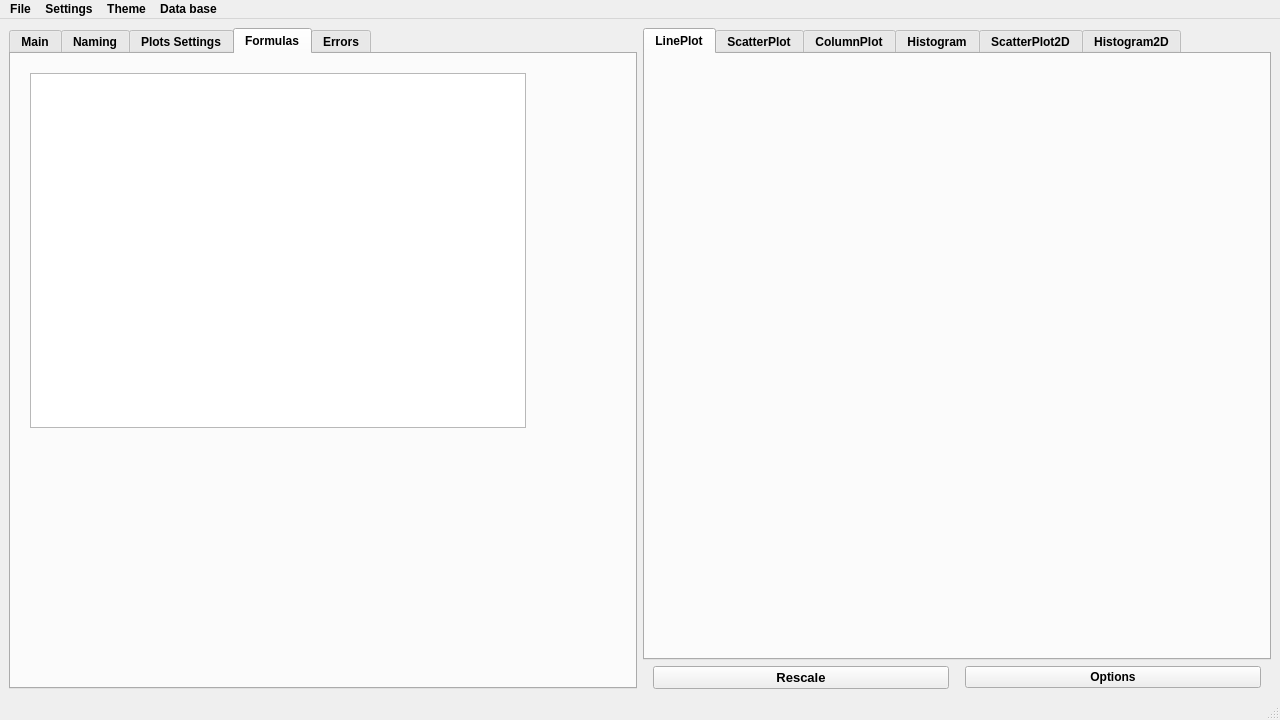
Old version of the form main/mainwindow.ui in the repository Kirikus/2024_Experiments.
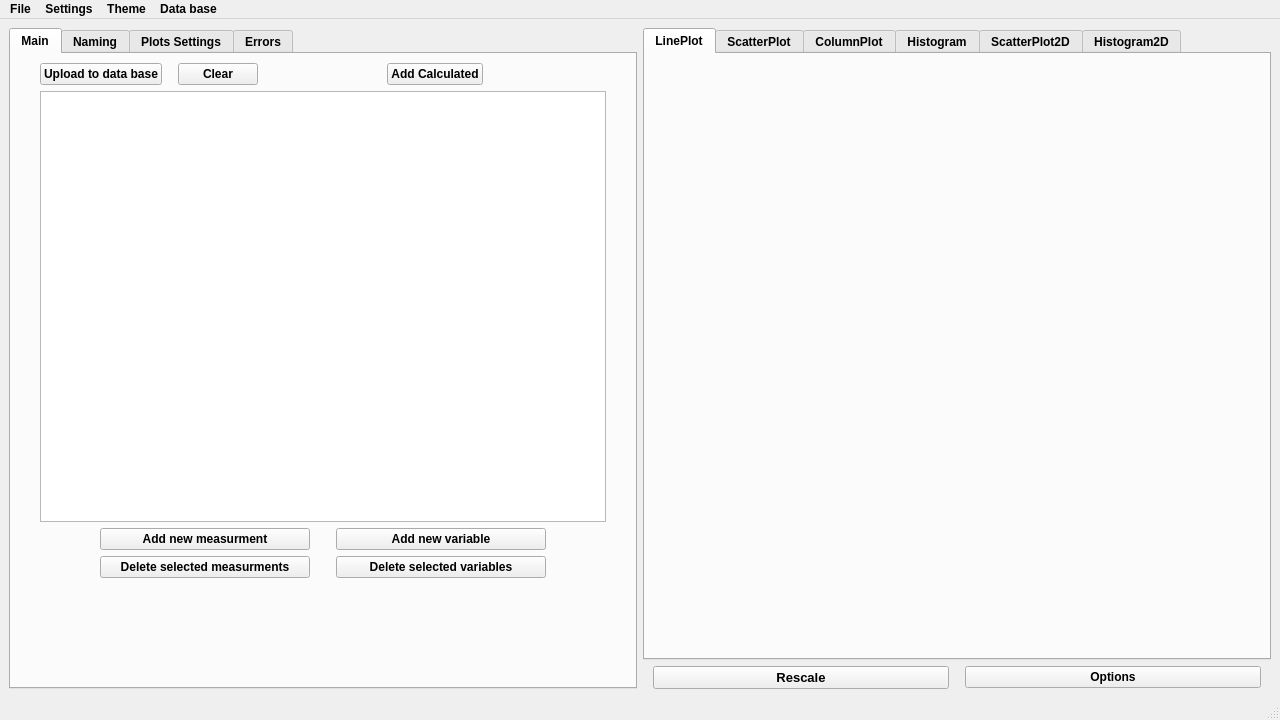
New version of the form. The open tabs and pages were chosen to show the change. Custom widgets are drawn as their Qt base class.

Commit message: created calculated dialog

```diff
--- a/main/mainwindow.ui
+++ b/main/mainwindow.ui
@@ -124,7 +124,27 @@
             <item>
              <spacer name="horizontalSpacer_6">
               <property name="orientation">
-               <enum>Qt::Horizontal</enum>
+               <enum>Qt::Orientation::Horizontal</enum>
+              </property>
+              <property name="sizeHint" stdset="0">
+               <size>
+                <width>40</width>
+                <height>20</height>
+               </size>
+              </property>
+             </spacer>
+            </item>
+            <item>
+             <widget class="QPushButton" name="addCalculatedPushButton">
+              <property name="text">
+               <string>Add Calculated</string>
+              </property>
+             </widget>
+            </item>
+            <item>
+             <spacer name="horizontalSpacer_4">
+              <property name="orientation">
+               <enum>Qt::Orientation::Horizontal</enum>
               </property>
               <property name="sizeHint" stdset="0">
                <size>
@@ -382,81 +402,7 @@
            <enum>Qt::Vertical</enum>
           </property>
           <property name="sizeType">
-           <enum>QSizePolicy::Maximum</enum>
-          </property>
-          <property name="sizeHint" stdset="0">
-           <size>
-            <width>20</width>
-            <height>250</height>
-           </size>
-          </property>
-         </spacer>
-        </item>
-       </layout>
-      </widget>
-      <widget class="QWidget" name="FormulasTab">
-       <attribute name="title">
-        <string>Formulas</string>
-       </attribute>
-       <layout class="QGridLayout" name="gridLayout_5">
-        <item row="1" column="0">
-         <spacer name="horizontalSpacer_13">
-          <property name="orientation">
-           <enum>Qt::Horizontal</enum>
-          </property>
-          <property name="sizeType">
-           <enum>QSizePolicy::Fixed</enum>
-          </property>
-          <property name="sizeHint" stdset="0">
-           <size>
-            <width>10</width>
-            <height>10</height>
-           </size>
-          </property>
-         </spacer>
-        </item>
-        <item row="0" column="1">
-         <spacer name="verticalSpacer_6">
-          <property name="orientation">
-           <enum>Qt::Vertical</enum>
-          </property>
-          <property name="sizeType">
-           <enum>QSizePolicy::Fixed</enum>
-          </property>
-          <property name="sizeHint" stdset="0">
-           <size>
-            <width>10</width>
-            <height>10</height>
-           </size>
-          </property>
-         </spacer>
-        </item>
-        <item row="1" column="2">
-         <spacer name="horizontalSpacer_14">
-          <property name="orientation">
-           <enum>Qt::Horizontal</enum>
-          </property>
-          <property name="sizeType">
-           <enum>QSizePolicy::Maximum</enum>
-          </property>
-          <property name="sizeHint" stdset="0">
-           <size>
-            <width>100</width>
-            <height>20</height>
-           </size>
-          </property>
-         </spacer>
-        </item>
-        <item row="1" column="1">
-         <widget class="QTableView" name="tableViewFormulas"/>
-        </item>
-        <item row="2" column="1">
-         <spacer name="verticalSpacer_7">
-          <property name="orientation">
-           <enum>Qt::Vertical</enum>
-          </property>
-          <property name="sizeType">
-           <enum>QSizePolicy::Maximum</enum>
+           <enum>QSizePolicy::Policy::Maximum</enum>
           </property>
           <property name="sizeHint" stdset="0">
            <size>
```
Left out of the diff: 88 changed lines with no effect on the pictures. The commit also changes 5 other files.
